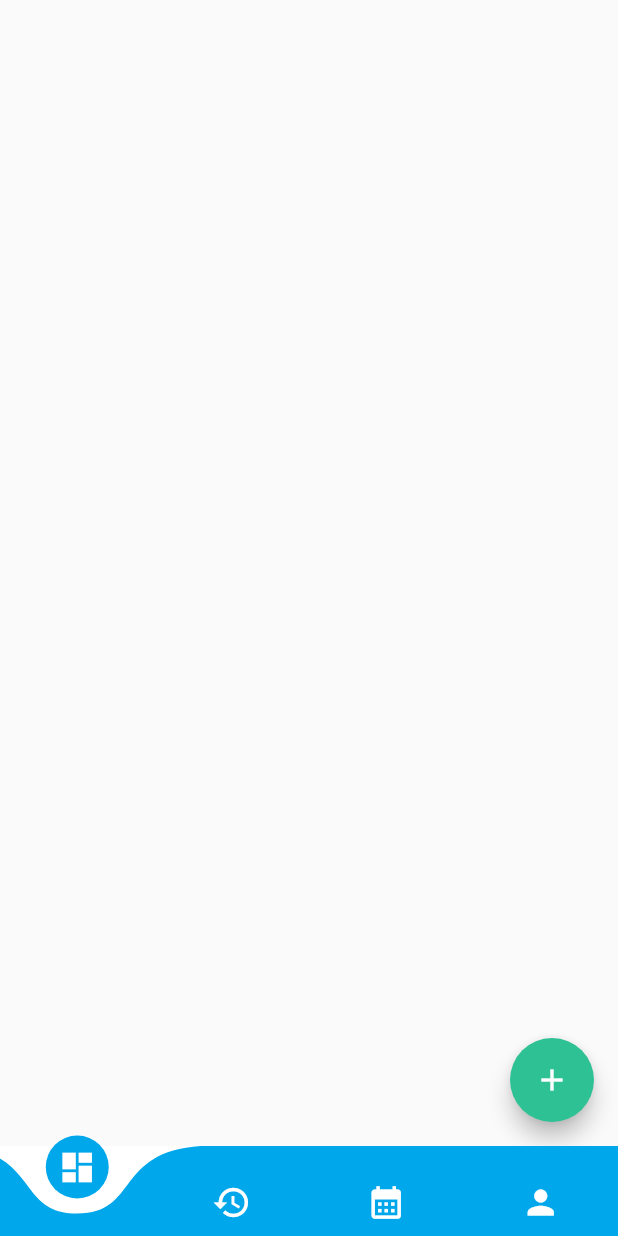
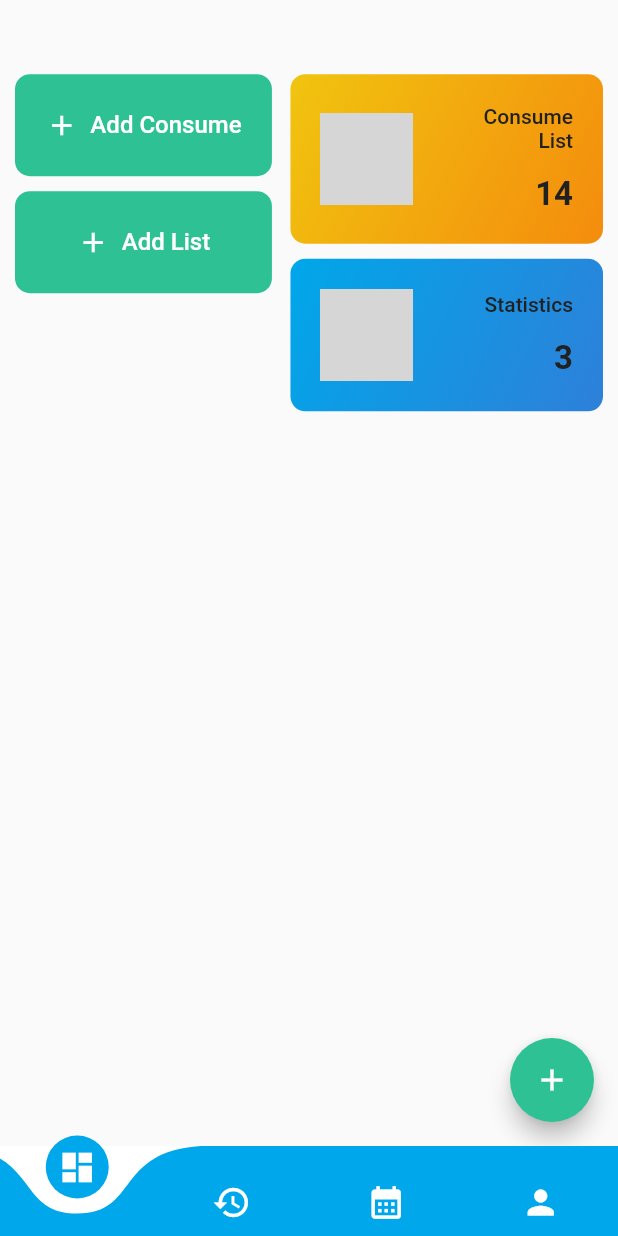
Before and after one commit to FlazeFy/Kumande-Mobile, a Flutter app: the screen it shows after launch, on a phone screen of 412 x 824 dp. Run offline on Flutter 3.47's test engine with Material 2 defaults, Android fonts, the phone set to English and light mode, and no system bars; drawn by our look-alikes of curved_navigation_bar; grey boxes are pictures that could not be loaded.

Commit message:
[FE] some dashboard section

```diff
--- /dev/null
+++ b/lib/Components/Containers/dashboard.dart
@@ -0,0 +1,53 @@
+import 'package:flutter/material.dart';
+
+Widget getDashboardContainer(
+    double width, int total, String title, String url, colorStart, colorEnd) {
+  return GestureDetector(
+    onTap: () {},
+    child: Container(
+        padding: const EdgeInsets.all(20),
+        margin: const EdgeInsets.only(bottom: 10, right: 10),
+        decoration: BoxDecoration(
+          gradient: LinearGradient(
+            begin: Alignment.topLeft,
+            end: Alignment.bottomRight,
+            colors: [colorStart, colorEnd],
+          ),
+          borderRadius: const BorderRadius.all(Radius.circular(10)),
+        ),
+        child: Row(
+          children: [
+            ClipRRect(
+              child: Image.asset('assets/icons/$url', width: width * 0.15),
+            ),
+            const Spacer(),
+            SizedBox(
+                width: width * 0.2,
+                child: Column(
+                  crossAxisAlignment: CrossAxisAlignment.end,
+                  children: [
+                    Container(
+                        margin: const EdgeInsets.only(bottom: 15),
+                        child: Text(title,
+                            textAlign: TextAlign.end,
+                            style: const TextStyle(
+                                color: Color(0xFF212121),
+                                fontSize: 14,
+                                fontWeight: FontWeight.w500))),
+                    Container(
+                      alignment: Alignment.centerRight,
+                      width: width * 0.45,
+                      child: Text(total.toString(),
+                          maxLines: 1,
+                          overflow: TextOverflow.ellipsis,
+                          style: const TextStyle(
+                              color: Color(0xFF212121),
+                              fontSize: 22,
+                              fontWeight: FontWeight.bold)),
+                    ),
+                  ],
+                )),
+          ],
+        )),
+  );
+}
--- a/lib/Modules/Variables/style.dart
+++ b/lib/Modules/Variables/style.dart
@@ -4,6 +4,9 @@ import 'package:flutter/material.dart';
 var whiteBg = Colors.white;
 var primaryBg = const Color(0xFF00A7EA);
 var successBg = const Color(0xFF2EC193);
+var warningBg = const Color(0xFFF48C0D);
+var containerBgSecondary = const Color(0xFF2e80d9);
+var containerBgThird = const Color(0xFFF1C40F);
 
 // Icon Size
 double iconLG = 26.0;
--- a/lib/Pages/MainMenus/DashboardPage/index.dart
+++ b/lib/Pages/MainMenus/DashboardPage/index.dart
@@ -1,4 +1,5 @@
 import 'package:flutter/material.dart';
+import 'package:kumande/Components/Containers/dashboard.dart';
 import 'package:kumande/Modules/Variables/style.dart';
 
 class DashboardPage extends StatefulWidget {
@@ -11,12 +12,73 @@ class DashboardPage extends StatefulWidget {
 class _DashboardPageState extends State<DashboardPage> {
   @override
   Widget build(BuildContext context) {
+    double fullHeight = MediaQuery.of(context).size.height;
+    double fullWidth = MediaQuery.of(context).size.width;
+
     return Scaffold(
-      body: Center(
-        child: Column(
-          mainAxisAlignment: MainAxisAlignment.center,
-          children: const <Widget>[],
-        ),
+      body: ListView(
+        padding: EdgeInsets.only(top: fullHeight * 0.06),
+        children: [
+          Row(
+              mainAxisAlignment: MainAxisAlignment.start,
+              crossAxisAlignment: CrossAxisAlignment.start,
+              children: [
+                SizedBox(
+                  width: fullWidth * 0.44,
+                  child: Column(children: [
+                    Container(
+                        padding: const EdgeInsets.all(10),
+                        width: fullWidth * 0.44,
+                        margin: const EdgeInsets.only(bottom: 10, left: 10),
+                        decoration: BoxDecoration(
+                          color: successBg,
+                          borderRadius: BorderRadius.all(Radius.circular(10)),
+                        ),
+                        child: TextButton.icon(
+                          onPressed: () {},
+                          icon: const Icon(
+                            Icons.add,
+                            size: 22,
+                            color: Colors.white,
+                          ),
+                          label: const Text(
+                            "Add Consume",
+                            style: TextStyle(color: Colors.white, fontSize: 16),
+                          ),
+                        )),
+                    Container(
+                        padding: const EdgeInsets.all(10),
+                        width: fullWidth * 0.44,
+                        margin: const EdgeInsets.only(bottom: 10, left: 10),
+                        decoration: BoxDecoration(
+                          color: successBg,
+                          borderRadius: BorderRadius.all(Radius.circular(10)),
+                        ),
+                        child: TextButton.icon(
+                          onPressed: () {},
+                          icon: const Icon(
+                            Icons.add,
+                            size: 22,
+                            color: Colors.white,
+                          ),
+                          label: const Text(
+                            "Add List",
+                            style: TextStyle(color: Colors.white, fontSize: 16),
+                          ),
+                        )),
+                  ]),
+                ),
+                const Spacer(),
+                SizedBox(
+                    width: fullWidth * 0.53,
+                    child: Column(children: [
+                      getDashboardContainer(fullWidth, 14, "Consume List",
+                          "Collection.png", containerBgThird, warningBg),
+                      getDashboardContainer(fullWidth, 3, "Statistics",
+                          "Statistics.png", primaryBg, containerBgSecondary)
+                    ]))
+              ])
+        ],
       ),
       floatingActionButton: FloatingActionButton(
         backgroundColor: successBg,
--- a/pubspec.yaml
+++ b/pubspec.yaml
@@ -66,6 +66,8 @@ flutter:
   # assets:
   #   - images/a_dot_burr.jpeg
   #   - images/a_dot_ham.jpeg
+  assets:
+  - assets/icons/
 
   # An image asset can refer to one or more resolution-specific "variants", see
   # https://flutter.dev/assets-and-images/#resolution-aware
```
